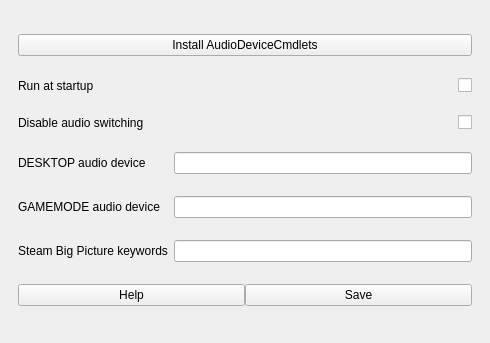
Old version of the form src/ui/design.ui in the repository Odizinne/bigpicturetv.
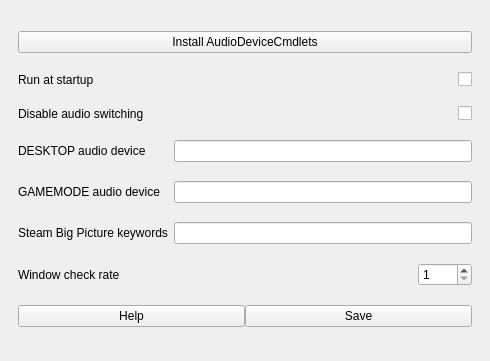
New version of the form.

Commit message: Added window check rate interval

```diff
--- a/src/ui/design.ui
+++ b/src/ui/design.ui
@@ -7,7 +7,7 @@
     <x>0</x>
     <y>0</y>
     <width>490</width>
-    <height>343</height>
+    <height>361</height>
    </rect>
   </property>
   <property name="sizePolicy">
@@ -24,20 +24,20 @@
     <item row="0" column="0">
      <widget class="QFrame" name="gridFrame">
       <layout class="QGridLayout" name="gridLayout">
-       <item row="1" column="0">
-        <widget class="QLabel" name="label_5">
-         <property name="text">
-          <string>Run at startup</string>
+       <item row="6" column="2">
+        <widget class="QSpinBox" name="checkRateSpinBox">
+         <property name="minimum">
+          <number>1</number>
+         </property>
+         <property name="maximum">
+          <number>1000</number>
          </property>
         </widget>
        </item>
-       <item row="2" column="1">
-        <widget class="QCheckBox" name="disableAudioCheckbox">
-         <property name="layoutDirection">
-          <enum>Qt::RightToLeft</enum>
-         </property>
+       <item row="0" column="0" colspan="3">
+        <widget class="QPushButton" name="audioInstallButton">
          <property name="text">
-          <string/>
+          <string>Install AudioDeviceCmdlets</string>
          </property>
         </widget>
        </item>
@@ -48,57 +48,7 @@
          </property>
         </widget>
        </item>
-       <item row="0" column="0" colspan="2">
-        <widget class="QPushButton" name="audioInstallButton">
-         <property name="text">
-          <string>Install AudioDeviceCmdlets</string>
-         </property>
-        </widget>
-       </item>
-       <item row="1" column="1">
-        <widget class="QCheckBox" name="startupCheckBox">
-         <property name="layoutDirection">
-          <enum>Qt::RightToLeft</enum>
-         </property>
-         <property name="text">
-          <string/>
-         </property>
-        </widget>
-       </item>
-       <item row="3" column="0">
-        <widget class="QLabel" name="label_2">
-         <property name="text">
-          <string>DESKTOP audio device</string>
-         </property>
-        </widget>
-       </item>
-       <item row="3" column="1">
-        <widget class="QLineEdit" name="desktopEntry"/>
-       </item>
-       <item row="4" column="1">
-        <widget class="QLineEdit" name="gamemodeEntry"/>
-       </item>
-       <item row="4" column="0">
-        <widget class="QLabel" name="label_3">
-         <property name="text">
-          <string>GAMEMODE audio device</string>
-         </property>
-        </widget>
-       </item>
-       <item row="5" column="0">
-        <widget class="QLabel" name="label">
-         <property name="autoFillBackground">
-          <bool>false</bool>
-         </property>
-         <property name="text">
-          <string>Steam Big Picture keywords</string>
-         </property>
-        </widget>
-       </item>
-       <item row="5" column="1">
-        <widget class="QLineEdit" name="steamEntry"/>
-       </item>
-       <item row="6" column="0" colspan="2">
+       <item row="7" column="0" colspan="3">
         <widget class="QFrame" name="buttonsFrame">
          <property name="sizePolicy">
           <sizepolicy hsizetype="Preferred" vsizetype="Fixed">
@@ -139,6 +89,86 @@
          </layout>
         </widget>
        </item>
+       <item row="6" column="0">
+        <widget class="QLabel" name="label_4">
+         <property name="text">
+          <string>Window check rate</string>
+         </property>
+        </widget>
+       </item>
+       <item row="4" column="0">
+        <widget class="QLabel" name="label_3">
+         <property name="text">
+          <string>GAMEMODE audio device</string>
+         </property>
+        </widget>
+       </item>
+       <item row="3" column="0">
+        <widget class="QLabel" name="label_2">
+         <property name="text">
+          <string>DESKTOP audio device</string>
+         </property>
+        </widget>
+       </item>
+       <item row="5" column="0">
+        <widget class="QLabel" name="label">
+         <property name="autoFillBackground">
+          <bool>false</bool>
+         </property>
+         <property name="text">
+          <string>Steam Big Picture keywords</string>
+         </property>
+        </widget>
+       </item>
+       <item row="1" column="0">
+        <widget class="QLabel" name="label_5">
+         <property name="text">
+          <string>Run at startup</string>
+         </property>
+        </widget>
+       </item>
+       <item row="6" column="1">
+        <spacer name="horizontalSpacer">
+         <property name="orientation">
+          <enum>Qt::Horizontal</enum>
+         </property>
+         <property name="sizeHint" stdset="0">
+          <size>
+           <width>40</width>
+           <height>20</height>
+          </size>
+         </property>
+        </spacer>
+       </item>
+       <item row="5" column="1" colspan="2">
+        <widget class="QLineEdit" name="steamEntry"/>
+       </item>
+       <item row="4" column="1" colspan="2">
+        <widget class="QLineEdit" name="gamemodeEntry"/>
+       </item>
+       <item row="3" column="1" colspan="2">
+        <widget class="QLineEdit" name="desktopEntry"/>
+       </item>
+       <item row="2" column="1" colspan="2">
+        <widget class="QCheckBox" name="disableAudioCheckbox">
+         <property name="layoutDirection">
+          <enum>Qt::RightToLeft</enum>
+         </property>
+         <property name="text">
+          <string/>
+         </property>
+        </widget>
+       </item>
+       <item row="1" column="1" colspan="2">
+        <widget class="QCheckBox" name="startupCheckBox">
+         <property name="layoutDirection">
+          <enum>Qt::RightToLeft</enum>
+         </property>
+         <property name="text">
+          <string/>
+         </property>
+        </widget>
+       </item>
       </layout>
      </widget>
     </item>
```
The commit also changes 5 other files.
